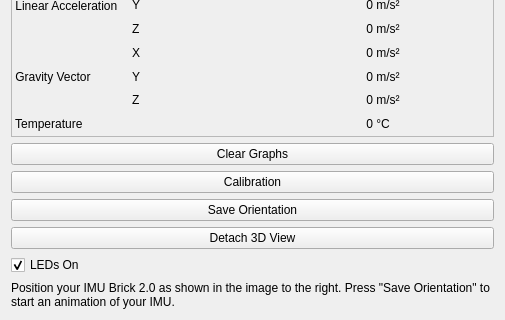
Tinkerforge/brickv, file src/brickv/plugin_system/plugins/imu_v2/ui/imu_v2.ui: the form before one commit; both pictures show x 0 to 505 and y 423 to 743 of the 505 by 743 pixel window.
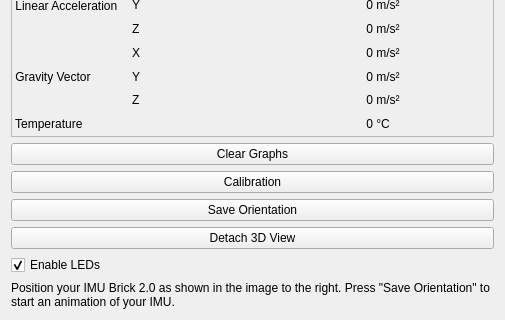
The form after the commit.

The edit to the form file:
```diff
--- a/src/brickv/plugin_system/plugins/imu_v2/ui/imu_v2.ui
+++ b/src/brickv/plugin_system/plugins/imu_v2/ui/imu_v2.ui
@@ -703,7 +703,7 @@
          <item>
           <widget class="QCheckBox" name="checkbox_leds">
            <property name="text">
-            <string>LEDs On</string>
+            <string>Enable LEDs</string>
            </property>
            <property name="checked">
             <bool>true</bool>
```
